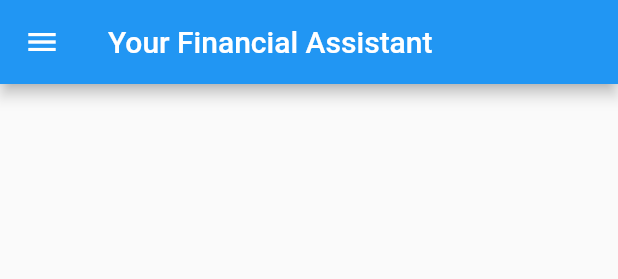
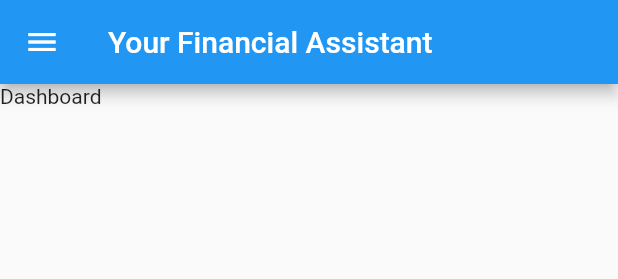
Before and after one commit to pham-anh/financialasistant, a Flutter app: the MenuDrawer widget shown alone on an empty page, opened directly, after a tap on "Dashboard", on a phone screen of 412 x 824 dp. Shown: the top 279 px of the screen. Run offline on Flutter 3.47's test engine with Material 2 defaults, Android fonts, the phone set to English and light mode, and no system bars.

Commit message:
use named routes in maint.dart, add expense screen

```diff
--- a/taichinhcanhan/lib/screens/dashboard.dart
+++ b/taichinhcanhan/lib/screens/dashboard.dart
@@ -10,13 +10,13 @@ class DashboardScreen extends StatelessWidget {
         appBar: AppBar(title: const Text('Your Financial Assistant')),
         drawer: const MenuDrawer(),
         bottomNavigationBar: BottomNavigationBar(
-        items: [
+          items: const [
             BottomNavigationBarItem(
-              icon: const Icon(Icons.dashboard), label: 'Dashboard'),
+                icon: Icon(Icons.dashboard), label: 'Dashboard'),
             BottomNavigationBarItem(
                 icon: Icon(Icons.money_off), label: 'Expense'),
           ],
         ),
-    );
+        body: const Text('Dashboard'));
   }
 }
--- a/taichinhcanhan/lib/shared/menu_drawer.dart
+++ b/taichinhcanhan/lib/shared/menu_drawer.dart
@@ -1,5 +1,6 @@
 import 'package:flutter/material.dart';
-import 'package:taichinhcanha/screens/dashboard.dart';
+import '../screens/dashboard.dart';
+import '../screens/expense.dart';
 
 class MenuDrawer extends StatelessWidget {
   const MenuDrawer({Key? key}) : super(key: key);
@@ -25,8 +26,8 @@ class MenuDrawer extends StatelessWidget {
         title: Text(title),
         onTap: () {
           switch (title) {
-            case 'Dashboard':
-              screen = DashboardScreen();
+            case 'Expense':
+              screen = ExpenseScreen();
               break;
             default:
               screen = DashboardScreen();
```
Also changed, not shown: taichinhcanhan/lib/main.dart (+6 -1 lines), taichinhcanhan/lib/screens/expense.dart (added, +23 -0 lines). Lines whose indentation alone changed are shown as unchanged.
